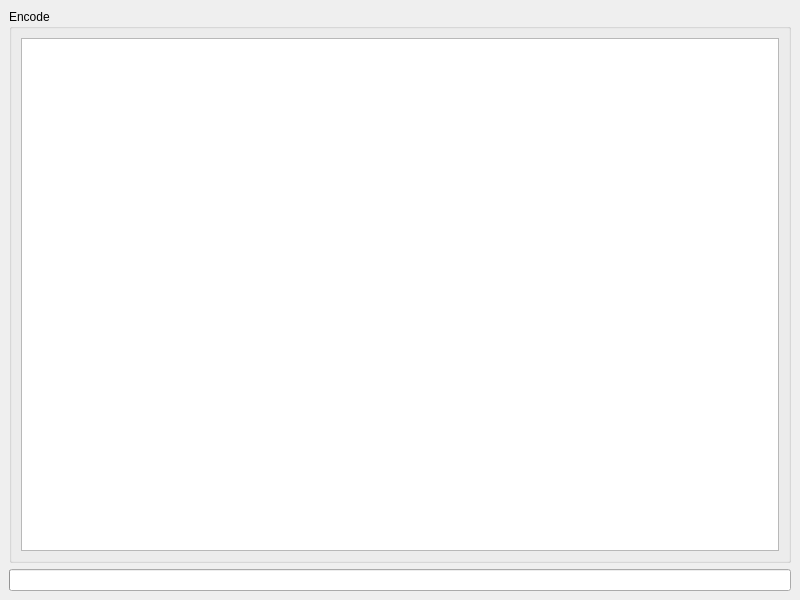
Above: uic_files/transcode.ui from hlafaille/handbrake-recursive before the change. Below: the same form after it.
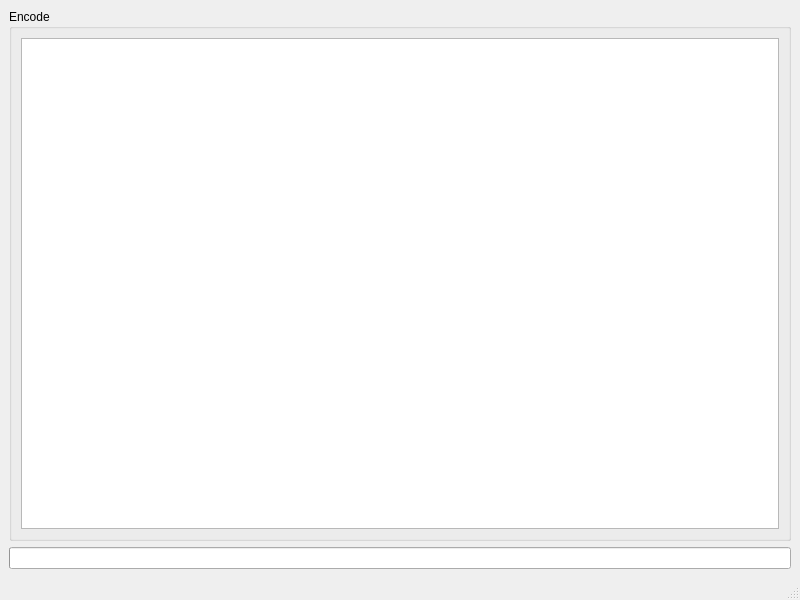
That is the form after the change.

What changed in the file:
```diff
--- a/uic_files/transcode.ui
+++ b/uic_files/transcode.ui
@@ -39,6 +39,7 @@
     </item>
    </layout>
   </widget>
+  <widget class="QStatusBar" name="statusBar"/>
  </widget>
  <resources/>
  <connections/>
```
